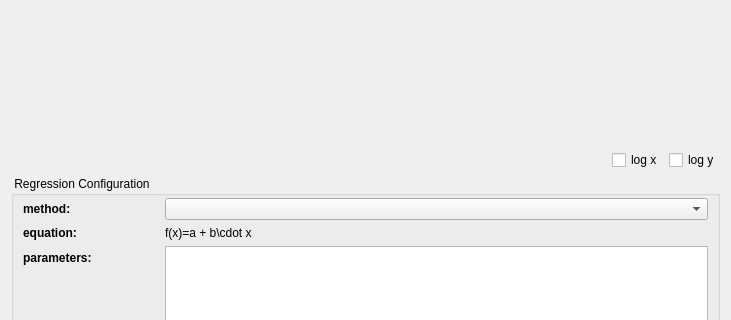
jkriege2/QuickFit3, file plugins/table/qfrdrtableregressiondialog.ui: the form before one commit; both pictures show x 0 to 731 and y 244 to 564 of the 731 by 705 pixel window.
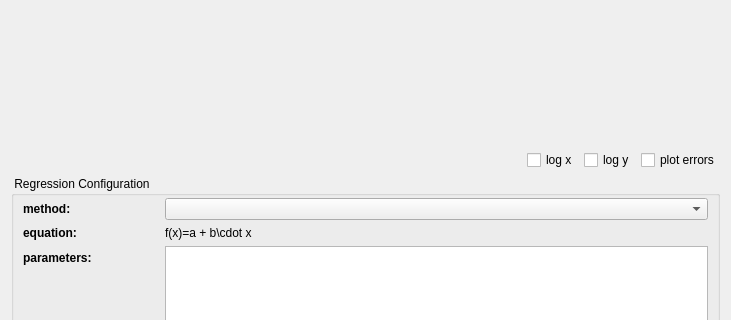
The form after the commit. Icons and pictures are not drawn. Custom widgets are drawn as their Qt base class.

```diff
--- a/plugins/table/qfrdrtableregressiondialog.ui
+++ b/plugins/table/qfrdrtableregressiondialog.ui
@@ -32,7 +32,7 @@
     </widget>
    </item>
    <item>
-    <layout class="QHBoxLayout" name="horizontalLayout_3" stretch="1,0,0">
+    <layout class="QHBoxLayout" name="horizontalLayout_3" stretch="1,0,0,0">
      <item>
       <widget class="DoubleDataCutSliders" name="datacut" native="true">
        <property name="minimumSize">
@@ -57,6 +57,13 @@
        </property>
       </widget>
      </item>
+     <item>
+      <widget class="QCheckBox" name="chkPlotErrors">
+       <property name="text">
+        <string>plot errors</string>
+       </property>
+      </widget>
+     </item>
     </layout>
    </item>
    <item>
```
Left out of the diff: 18 changed lines with no effect on the pictures.
